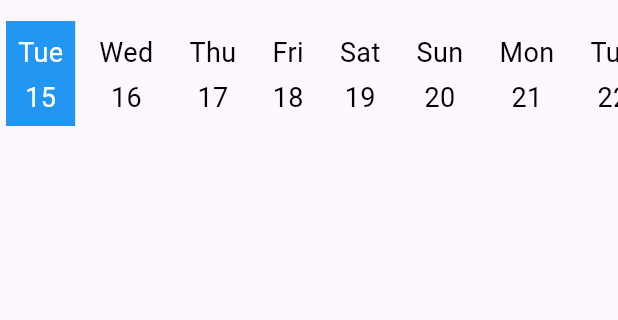
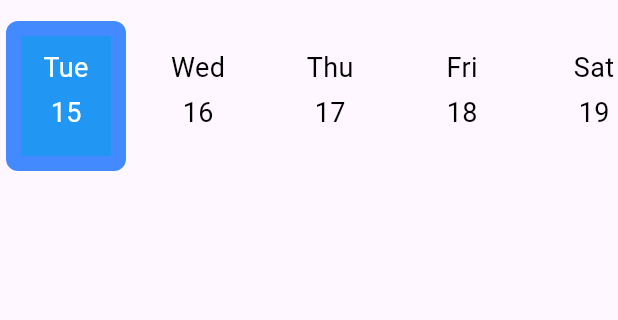
Before and after one commit to NafimAhmed/linear-calender-flutter, a Flutter app: the screen it shows after launch, on a phone screen of 412 x 824 dp, the part 63-383 px from its top. Run offline on Flutter 3.47's test engine with Material 3 defaults, Android fonts, the phone set to English and light mode, and no system bars; our stand-ins replace get.

Commit message:
dynamic element

```diff
--- a/example/lib/main.dart
+++ b/example/lib/main.dart
@@ -54,6 +54,11 @@ class Home extends StatelessWidget {
       body: Column(
         children: [
           LinearCalendar(
+            // selectedBorderColor: Colors.green,
+            // unselectedBorderColor: Colors.grey,
+            height: 100,
+            monthVisibility: true,
+            borderwidth: 10,
             onChanged: (DateTime value) {
               debugPrint(
                   "*****************${value}***************************");
--- a/lib/linear_calender.dart
+++ b/lib/linear_calender.dart
@@ -2,29 +2,39 @@ library linear_calender;
 
 /// A Calculator.
 
-
-
-
-
 import 'package:flutter/material.dart';
 import 'package:intl/intl.dart';
 
-
-
-
 class LinearCalendar extends StatefulWidget {
-
   final Color? selectedColor;
   final Color? unselectedColor;
   final TextStyle? unselectedTextStyle;
   final TextStyle? selectedTextStyle;
   final Color? backgroundColor;
+  final Color? selectedBorderColor;
+  final Color? unselectedBorderColor;
+  final double? itemWidth;
+  final double? itemRadius;
+  final double? borderwidth;
+  final bool? monthVisibility;
 
   final double? height;
 
   final ValueChanged<DateTime> onChanged;
 
-  const LinearCalendar({super.key,  this.selectedColor, this.unselectedColor, required this.onChanged, this.height, this.backgroundColor, this.unselectedTextStyle, this.selectedTextStyle});
+  const LinearCalendar(
+      {super.key,
+      this.selectedColor,
+      this.unselectedColor,
+      required this.onChanged,
+      this.height,
+      this.backgroundColor,
+      this.unselectedTextStyle,
+      this.selectedTextStyle,
+      this.itemWidth,
+      this.monthVisibility,
+      this.itemRadius,
+      this.borderwidth, this.selectedBorderColor, this.unselectedBorderColor});
 
   @override
   _LinearCalendarState createState() => _LinearCalendarState();
@@ -32,6 +42,21 @@ class LinearCalendar extends StatefulWidget {
 
 class _LinearCalendarState extends State<LinearCalendar> {
   DateTime selectedDate = DateTime.now();
+
+  List<String> month = [
+    'Jan',
+    'Feb',
+    'Mar',
+    'Apr',
+    'May',
+    'Jun',
+    'Jul',
+    'Aug',
+    'Sep',
+    'Oct',
+    'Nov',
+    'Dec'
+  ];
 
   List<DateTime> generateCalendarDates(DateTime startDate, int daysCount) {
     return List.generate(daysCount, (index) {
@@ -45,7 +70,7 @@ class _LinearCalendarState extends State<LinearCalendar> {
     List<DateTime> dates = generateCalendarDates(DateTime.now(), 30);
 
     return Container(
-      height: widget.height??70,
+      height: widget.height ?? 70,
       color: widget.backgroundColor,
       child: ListView.builder(
         scrollDirection: Axis.horizontal,
@@ -66,32 +91,63 @@ class _LinearCalendarState extends State<LinearCalendar> {
             },
             child: Container(
               // height: 50,
+              width: widget.itemWidth ?? 80,
               padding: const EdgeInsets.all(8.0),
               margin: const EdgeInsets.symmetric(horizontal: 4.0),
               decoration: BoxDecoration(
-                color: isSelected ? widget.selectedColor??Colors.blue : widget.unselectedColor??Colors.transparent,
-                // borderRadius: BorderRadius.circular(8),
-                // border: Border.all(
-                //   color: isSelected ? Colors.blueAccent : Colors.transparent,
-                // ),
+                color: isSelected
+                    ? widget.selectedColor ?? Colors.blue
+                    : widget.unselectedColor ?? Colors.transparent,
+                borderRadius: BorderRadius.circular(widget.itemWidth ?? 8),
+                border: Border.all(
+                  color: isSelected ? widget.selectedBorderColor??Colors.blueAccent : widget.unselectedBorderColor??Colors.transparent,
+                  width: widget.borderwidth??1
+                ),
               ),
               child: SingleChildScrollView(
                 child: Column(
                   mainAxisAlignment: MainAxisAlignment.center,
                   children: [
-                    Text(
-                      DateFormat('E').format(date), // Day name (e.g. Mon)
-                      style: isSelected ? widget.selectedTextStyle??const TextStyle(color: Colors.white,fontSize: 18):widget.unselectedTextStyle??const TextStyle(color: Colors.black,fontSize: 18)
+                    Text(DateFormat('E').format(date), // Day name (e.g. Mon)
+                        style: isSelected
+                            ? widget.selectedTextStyle ??
+                                const TextStyle(
+                                    color: Colors.white, fontSize: 18)
+                            : widget.unselectedTextStyle ??
+                                const TextStyle(
+                                    color: Colors.black, fontSize: 18)
 
-
-                      // TextStyle(
-                      //   color: isSelected ? widget.selectedTextColor : widget.unselectedTextColor,
-                      // ),
-                    ),
+                        // TextStyle(
+                        //   color: isSelected ? widget.selectedTextColor : widget.unselectedTextColor,
+                        // ),
+                        ),
                     const SizedBox(height: 4),
                     Text(
                       date.day.toString(), // Day number (e.g. 12)
-                      style: isSelected ? widget.selectedTextStyle??const TextStyle(color: Colors.white,fontSize: 18) : widget.unselectedTextStyle??const TextStyle(color: Colors.black,fontSize: 18),
+                      style: isSelected
+                          ? widget.selectedTextStyle ??
+                              const TextStyle(color: Colors.white, fontSize: 18)
+                          : widget.unselectedTextStyle ??
+                              const TextStyle(
+                                  color: Colors.black, fontSize: 18),
+                    ),
+
+                    //const SizedBox(height: 4),
+                    Visibility(
+                      child: Container(
+                        margin: EdgeInsets.only(top: 4),
+                        child: Text(
+                          '${month[date.month - 1]}', // Day number (e.g. 12)
+                          style: isSelected
+                              ? widget.selectedTextStyle ??
+                                  const TextStyle(
+                                      color: Colors.white, fontSize: 18)
+                              : widget.unselectedTextStyle ??
+                                  const TextStyle(
+                                      color: Colors.black, fontSize: 18),
+                        ),
+                      ),
+                      visible: widget.monthVisibility ?? true,
                     ),
                   ],
                 ),
--- a/pubspec.yaml
+++ b/pubspec.yaml
@@ -1,6 +1,6 @@
 name: linear_calender
 description: "A linear calender for flutter"
-version: 0.0.2
+version: 0.0.4
 homepage: https://github.com/NafimAhmed/linear-calender-flutter
 repository: https://github.com/NafimAhmed/linear-calender-flutter
 
```
Also changed, not shown: 2 other files.
